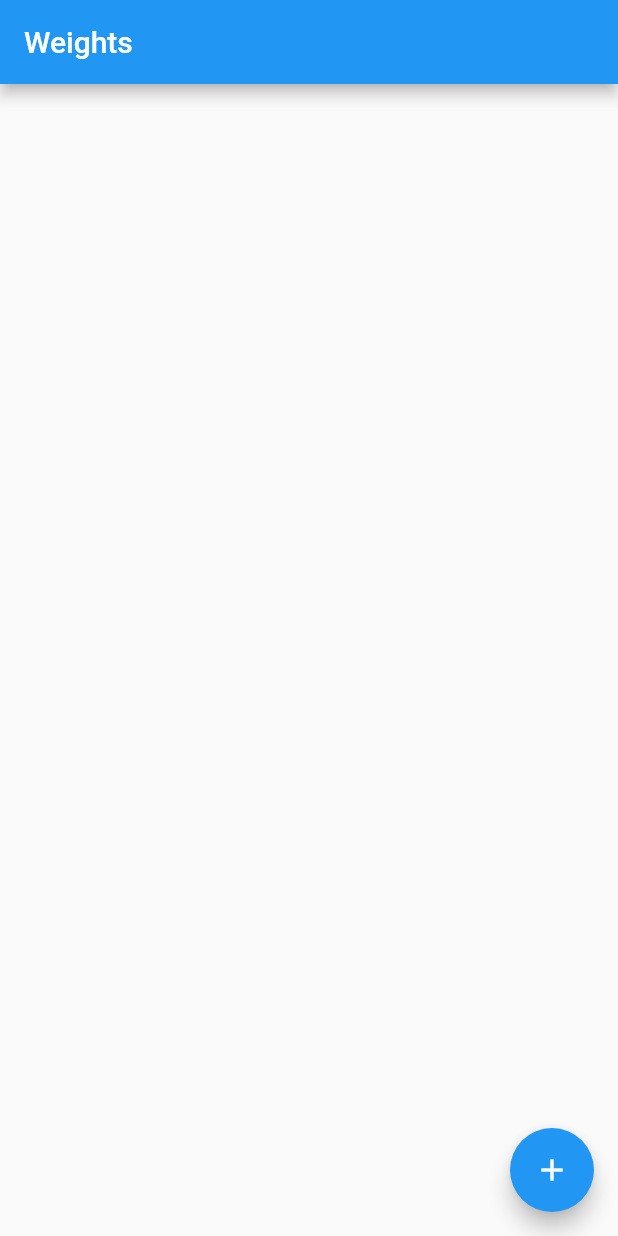
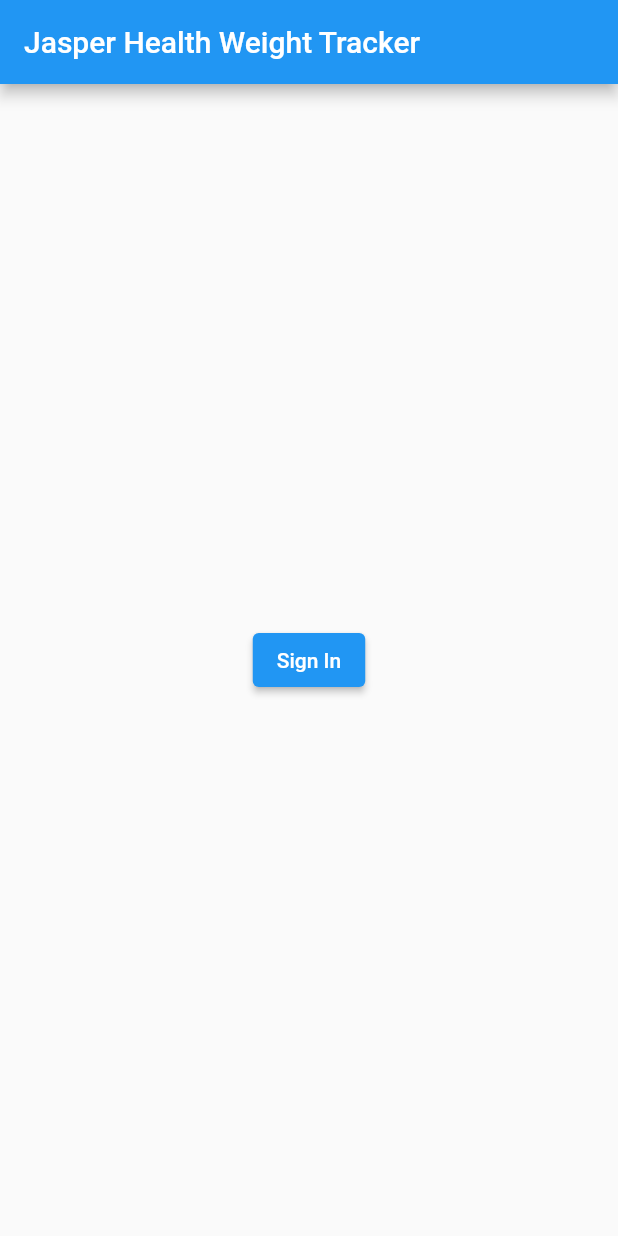
Before and after one commit to gthompson333/jasper_health_weight_tracker, a Flutter app: the screen it shows after launch, on a phone screen of 412 x 824 dp. Run offline on Flutter 3.47's test engine with Material 2 defaults, Android fonts, the phone set to English and light mode, and no system bars; our stand-ins replace cloud_firestore, firebase_auth, firebase_core; accounts and stored records are empty.

Commit message:
Added Firebase authentication for an anonymous user. Added a simple 'Sign In' screen.

```diff
--- a/lib/main.dart
+++ b/lib/main.dart
@@ -1,7 +1,6 @@
 import 'package:flutter/material.dart';
 import 'package:firebase_core/firebase_core.dart';
-import 'package:jasper_health_weight_tracker/src/ui/screens/weight_list.dart';
-
+import 'package:jasper_health_weight_tracker/src/ui/screens/sign_in_screen.dart';
 import 'firebase_options.dart';
 
 Future<void> main() async {
@@ -21,6 +20,6 @@ class MyApp extends StatelessWidget {
         theme: ThemeData(
           primarySwatch: Colors.blue,
         ),
-        home: const WeightList());
+        home: const SignInScreen());
   }
 }
--- /dev/null
+++ b/lib/src/ui/screens/sign_in_screen.dart
@@ -0,0 +1,29 @@
+import 'package:flutter/material.dart';
+import 'package:firebase_auth/firebase_auth.dart';
+import '../../data/jasper_auth.dart';
+
+class SignInScreen extends StatelessWidget {
+  const SignInScreen({super.key});
+
+  @override
+  Widget build(BuildContext context) {
+    return Scaffold(
+        appBar: AppBar(
+          title: const Text('Jasper Health Weight Tracker'),
+        ),
+        body: Center(
+          child: ElevatedButton(
+            onPressed: () async {
+              User? user = await JasperAuth.signInAnonymously();
+
+              if (user != null) {
+                debugPrint('User successfully signed in: $user');
+              }
+            },
+            child: const Text(
+              'Sign In',
+            ),
+          ),
+        ));
+  }
+}
```
Also changed, not shown: lib/src/data/jasper_auth.dart (added, +23 -0 lines).
